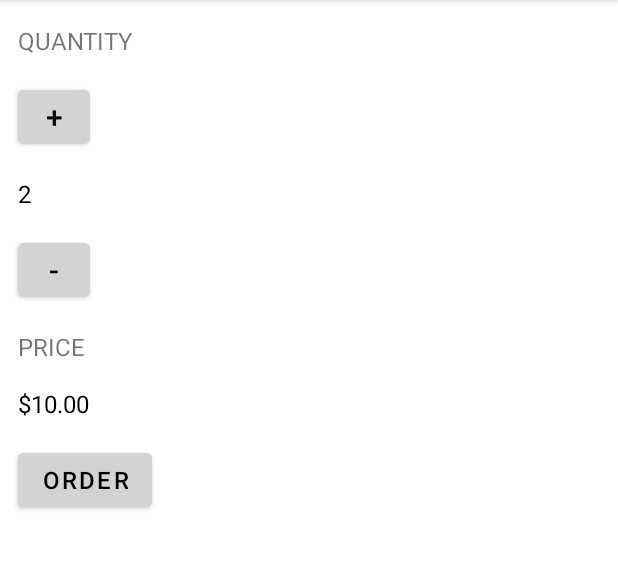
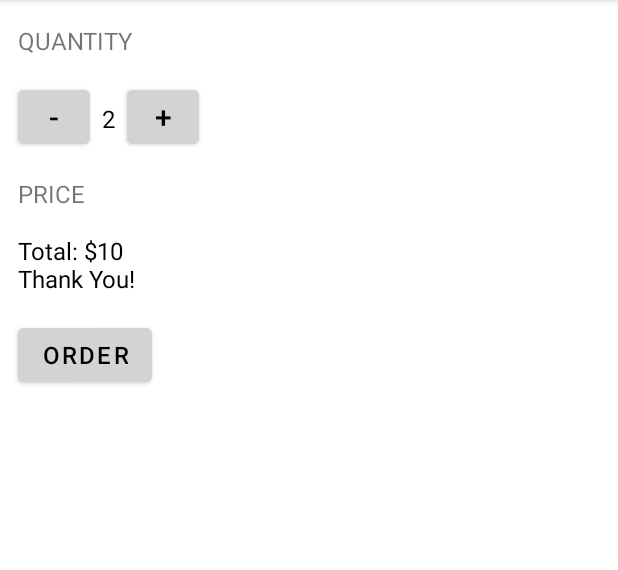
Before and after one commit to ManasChandan/JustJava, an Android app: the screen it shows after launch (MainActivity), after a tap on "ORDER", on a phone screen of 412 x 824 dp, the part 84-654 px from its top. Run offline under Robolectric (Android 15) with nearby library versions, the phone set to English and light mode, and no system bars.

Commit message:
Lesson 2 Completed For the Course 2 .

```diff
--- a/app/src/main/java/com/example/android/justjava/MainActivity.java
+++ b/app/src/main/java/com/example/android/justjava/MainActivity.java
@@ -20,7 +20,9 @@ public class MainActivity extends AppCompatActivity {
 
     public void submitOrder(View view)
     {
-        displayPrice(quantity * 5);
+//        displayPrice(quantity * 5);
+        String priceMessage = "Total: $" + quantity*5 + "\nThank You!" ;
+        displayMessage(priceMessage);
     }
 
     private void display(int number)
@@ -29,12 +31,6 @@ public class MainActivity extends AppCompatActivity {
                 R.id.quantity_text_view
         );
         quantityview.setText("" + number);
-    }
-
-    private void displayPrice(int number)
-    {
-        TextView priceTextView = (TextView) findViewById(R.id.price_text_view) ;
-        priceTextView.setText(NumberFormat.getCurrencyInstance().format(number));
     }
 
     public void increment(View view)
@@ -48,4 +44,10 @@ public class MainActivity extends AppCompatActivity {
         quantity-- ;
         display(quantity) ;
     }
+
+    private void displayMessage(String message)
+    {
+        TextView priceview = (TextView) findViewById(R.id.price_text_view) ;
+        priceview.setText(message);
+    }
 }
--- a/app/src/main/res/layout/activity_main.xml
+++ b/app/src/main/res/layout/activity_main.xml
@@ -19,29 +19,10 @@
             android:layout_marginTop="16dp"
             android:text="QUANTITY"/>
 
-        <Button
-            android:id="@+id/adding_button"
-            android:layout_width="48dp"
-            android:layout_height="48dp"
-            android:layout_marginTop="16dp"
-            android:layout_marginLeft="12dp"
-            android:backgroundTint="#D3D3D3"
-            android:textColor="@color/black"
-            android:textSize="20sp"
-            android:textAlignment="center"
-            android:text="+"
-            android:onClick="increment"
-            />
-
-        <TextView
-            android:id="@+id/quantity_text_view"
-            android:layout_width="wrap_content"
+        <LinearLayout
+            android:layout_width="match_parent"
             android:layout_height="wrap_content"
-            android:layout_marginLeft="12dp"
-            android:textSize="16sp"
-            android:layout_marginTop="16dp"
-            android:textColor="@color/black"
-            android:text="2"/>
+            android:orientation="horizontal">
 
             <Button
                 android:id="@+id/decremet_button"
@@ -56,6 +37,32 @@
                 android:text="-"
                 android:onClick="decrement"
                 />
+
+            <TextView
+                android:id="@+id/quantity_text_view"
+                android:layout_width="wrap_content"
+                android:layout_height="wrap_content"
+                android:layout_marginLeft="8dp"
+                android:textSize="16sp"
+                android:layout_marginTop="16dp"
+                android:textColor="@color/black"
+                android:text="2"/>
+
+            <Button
+                android:id="@+id/adding_button"
+                android:layout_width="48dp"
+                android:layout_height="48dp"
+                android:layout_marginTop="16dp"
+                android:layout_marginLeft="8dp"
+                android:backgroundTint="#D3D3D3"
+                android:textColor="@color/black"
+                android:textSize="20sp"
+                android:textAlignment="center"
+                android:text="+"
+                android:onClick="increment"
+                />
+
+        </LinearLayout>
 
         <TextView
             android:layout_width="wrap_content"
```
Lines whose indentation alone changed are shown as unchanged.
